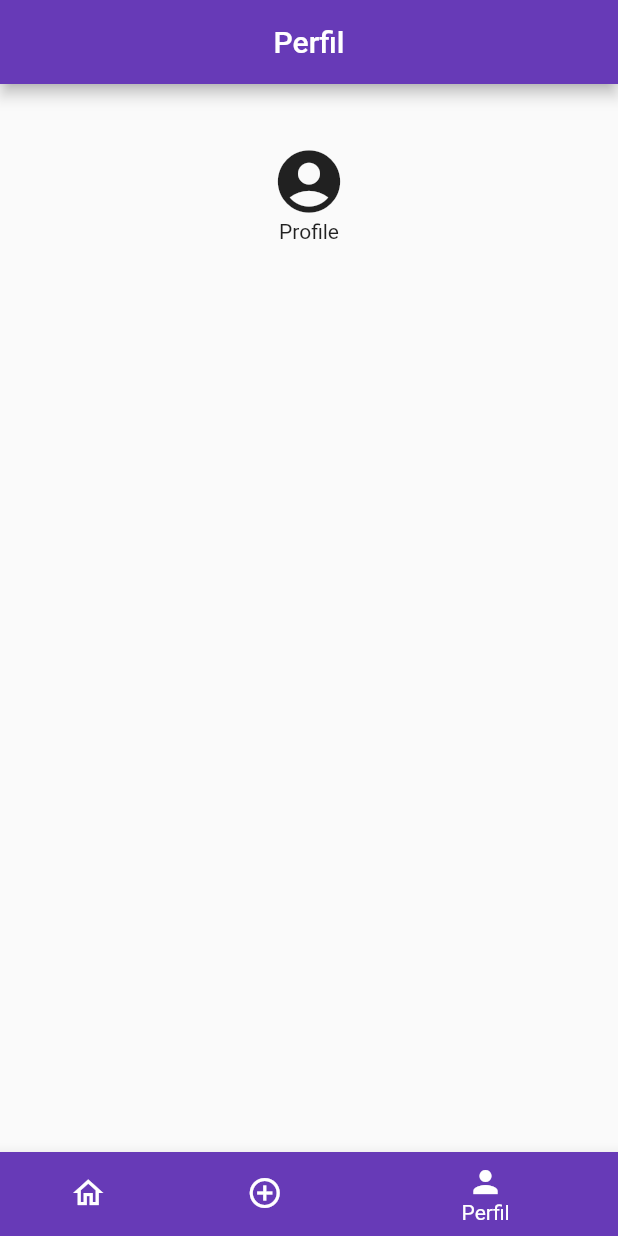
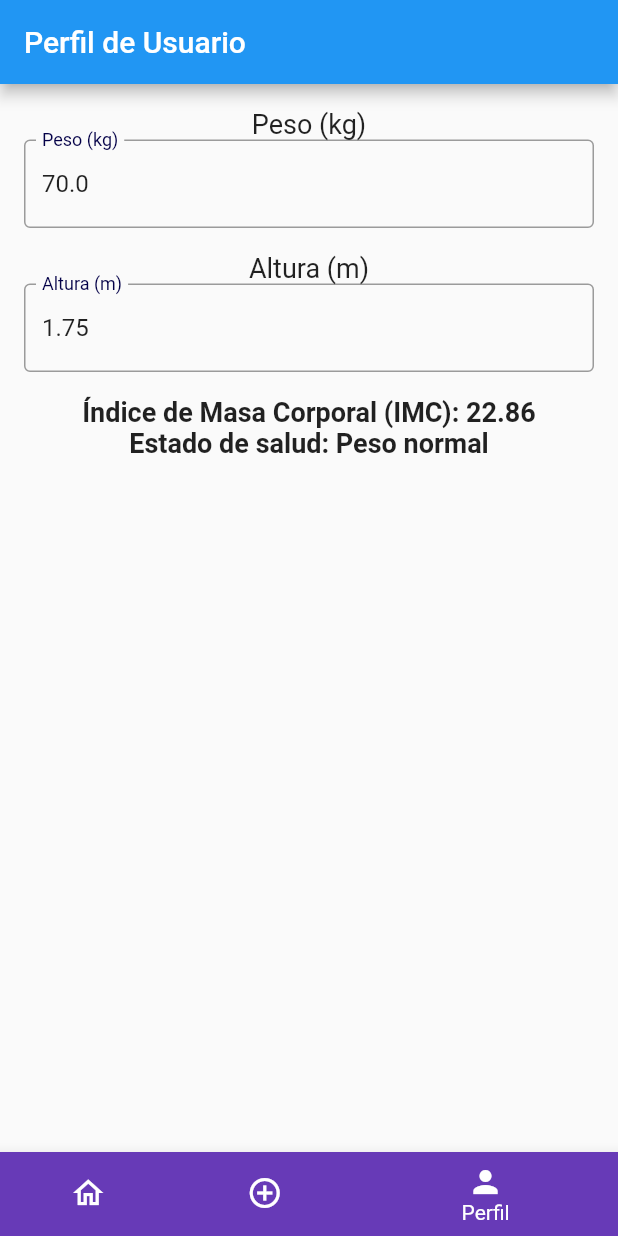
Before and after one commit to denisguimpu/App-Rutinas-De-Gimnasio, a Flutter app: the screen it shows after launch, item 3 of the bottom bar chosen, on a phone screen of 412 x 824 dp. Run offline on Flutter 3.47's test engine with Material 2 defaults, Android fonts, the phone set to English and light mode, and no system bars; our stand-ins replace carousel_slider, sqflite; accounts and stored records are empty.

Commit message:
v10 Ventana de perfil añadida

```diff
--- a/lib/screens/profilesceen.dart
+++ b/lib/screens/profilesceen.dart
@@ -1,30 +1,99 @@
 import 'package:flutter/material.dart';
-import 'package:shared_preferences/shared_preferences.dart';
 
 class ProfileScreen extends StatefulWidget {
   @override
-  State<ProfileScreen> createState() => _ProfileScreenState();
+  _ProfileScreenState createState() => _ProfileScreenState();
 }
 
+class _ProfileScreenState extends State<ProfileScreen> {
+  double weight = 70.0; // Peso del usuario en kilogramos
+  double height = 1.75; // Altura del usuario en metros
 
-class _ProfileScreenState extends State<ProfileScreen> {
+  TextEditingController weightController = TextEditingController();
+  TextEditingController heightController = TextEditingController();
+
   @override
+  void initState() {
+    super.initState();
+    weightController.text = weight.toString();
+    heightController.text = height.toString();
+
+    weightController.addListener(updateValues);
+    heightController.addListener(updateValues);
+  }
+
+  double calculateBMI(double weight, double height) {
+    return weight / (height * height);
+  }
+
+  String getHealthStatus(double bmi) {
+    if (bmi < 18.5) {
+      return 'Bajo peso';
+    } else if (bmi < 24.9) {
+      return 'Peso normal';
+    } else if (bmi < 29.9) {
+      return 'Sobrepeso';
+    } else {
+      return 'Obesidad';
+    }
+  }
+
+  void updateValues() {
+    setState(() {
+      weight = double.parse(weightController.text);
+      height = double.parse(heightController.text);
+    });
+  }
 
   @override
   Widget build(BuildContext context) {
+    final bmi = calculateBMI(weight, height);
+    final healthStatus = getHealthStatus(bmi);
+
     return Scaffold(
       appBar: AppBar(
-        title: Text('Perfil'),
-        centerTitle: true,
-        backgroundColor: Colors.deepPurple,
+        title: Text('Perfil de Usuario'),
       ),
-      body: Center(
+      body: Padding(
+        padding: const EdgeInsets.all(16.0),
         child: Column(
-            children: <Widget> [
-              Padding(padding: EdgeInsets.all(20)),
-              Icon(Icons.account_circle, size: 50.0,),
-              Text('Profile'),
-            ]
+          mainAxisAlignment: MainAxisAlignment.start,
+          children: [
+            Text(
+              'Peso (kg)',
+              style: TextStyle(fontSize: 18),
+            ),
+            TextField(
+              controller: weightController,
+              keyboardType: TextInputType.number,
+              decoration: InputDecoration(
+                labelText: 'Peso (kg)',
+                border: OutlineInputBorder(),
+              ),
+            ),
+            SizedBox(height: 16),
+            Text(
+              'Altura (m)',
+              style: TextStyle(fontSize: 18),
+            ),
+            TextField(
+              controller: heightController,
+              keyboardType: TextInputType.number,
+              decoration: InputDecoration(
+                labelText: 'Altura (m)',
+                border: OutlineInputBorder(),
+              ),
+            ),
+            SizedBox(height: 16),
+            Text(
+              'Índice de Masa Corporal (IMC): ${bmi.toStringAsFixed(2)}',
+              style: TextStyle(fontSize: 18, fontWeight: FontWeight.bold),
+            ),
+            Text(
+              'Estado de salud: $healthStatus',
+              style: TextStyle(fontSize: 18, fontWeight: FontWeight.bold),
+            ),
+          ],
         ),
       ),
     );
--- a/pubspec.yaml
+++ b/pubspec.yaml
@@ -32,6 +32,7 @@ dependencies:
     sdk: flutter
   shared_preferences: ^2.2.2
   provider: ^6.0.5
+  fl_chart: ^0.64.0
 
 
   # The following adds the Cupertino Icons font to your application.
```
Also changed, not shown: pubspec.lock.
